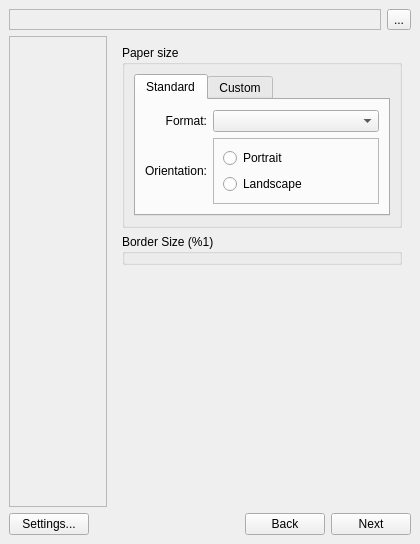
Before: the Qt Designer form PosteRazor/source/posterazor_ui_qt/PosteRazorDialog.ui in aportale/posterazor, drawn with Qt 5.
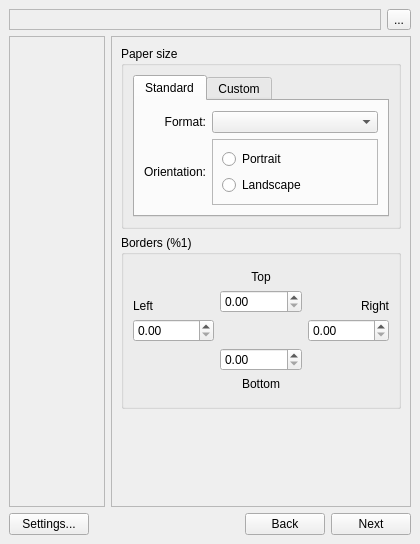
After: the same form once the commit is applied.

```diff
--- a/PosteRazor/source/posterazor_ui_qt/PosteRazorDialog.ui
+++ b/PosteRazor/source/posterazor_ui_qt/PosteRazorDialog.ui
@@ -96,6 +96,12 @@
            <verstretch>0</verstretch>
           </sizepolicy>
          </property>
+         <property name="frameShape" >
+          <enum>QFrame::StyledPanel</enum>
+         </property>
+         <property name="frameShadow" >
+          <enum>QFrame::Sunken</enum>
+         </property>
          <property name="currentIndex" >
           <number>1</number>
          </property>
@@ -222,7 +228,7 @@
               <number>6</number>
              </property>
              <item>
-              <widget class="QGroupBox" name="" >
+              <widget class="QGroupBox" name="groupBox" >
                <property name="title" >
                 <string>Paper size</string>
                </property>
@@ -419,8 +425,169 @@
              <item>
               <widget class="QGroupBox" name="groupBox_3" >
                <property name="title" >
-                <string>Border Size (%1)</string>
+                <string>Borders (%1)</string>
                </property>
+               <layout class="QGridLayout" >
+                <property name="margin" >
+                 <number>9</number>
+                </property>
+                <property name="spacing" >
+                 <number>6</number>
+                </property>
+                <item row="0" column="0" >
+                 <layout class="QGridLayout" >
+                  <property name="margin" >
+                   <number>0</number>
+                  </property>
+                  <property name="spacing" >
+                   <number>6</number>
+                  </property>
+                  <item row="3" column="2" >
+                   <spacer>
+                    <property name="orientation" >
+                     <enum>Qt::Horizontal</enum>
+                    </property>
+                    <property name="sizeHint" >
+                     <size>
+                      <width>40</width>
+                      <height>20</height>
+                     </size>
+                    </property>
+                   </spacer>
+                  </item>
+                  <item row="2" column="0" >
+                   <widget class="QDoubleSpinBox" name="doubleSpinBox_2" />
+                  </item>
+                  <item row="0" column="1" >
+                   <widget class="QLabel" name="" >
+                    <property name="text" >
+                     <string>Top</string>
+                    </property>
+                    <property name="alignment" >
+                     <set>Qt::AlignBottom|Qt::AlignHCenter</set>
+                    </property>
+                   </widget>
+                  </item>
+                  <item row="1" column="1" >
+                   <widget class="QDoubleSpinBox" name="doubleSpinBox" />
+                  </item>
+                  <item row="3" column="0" >
+                   <spacer>
+                    <property name="orientation" >
+                     <enum>Qt::Horizontal</enum>
+                    </property>
+                    <property name="sizeHint" >
+                     <size>
+                      <width>40</width>
+                      <height>20</height>
+                     </size>
+                    </property>
+                   </spacer>
+                  </item>
+                  <item row="1" column="0" >
+                   <widget class="QLabel" name="" >
+                    <property name="text" >
+                     <string>Left</string>
+                    </property>
+                    <property name="alignment" >
+                     <set>Qt::AlignBottom|Qt::AlignLeading|Qt::AlignLeft</set>
+                    </property>
+                   </widget>
+                  </item>
+                  <item row="0" column="2" >
+                   <spacer>
+                    <property name="orientation" >
+                     <enum>Qt::Horizontal</enum>
+                    </property>
+                    <property name="sizeHint" >
+                     <size>
+                      <width>40</width>
+                      <height>20</height>
+                     </size>
+                    </property>
+                   </spacer>
+                  </item>
+                  <item row="3" column="1" >
+                   <widget class="QDoubleSpinBox" name="doubleSpinBox_4" />
+                  </item>
+                  <item row="0" column="0" >
+                   <spacer>
+                    <property name="orientation" >
+                     <enum>Qt::Horizontal</enum>
+                    </property>
+                    <property name="sizeHint" >
+                     <size>
+                      <width>40</width>
+                      <height>20</height>
+                     </size>
+                    </property>
+                   </spacer>
+                  </item>
+                  <item row="2" column="1" >
+                   <spacer>
+                    <property name="orientation" >
+                     <enum>Qt::Horizontal</enum>
+                    </property>
+                    <property name="sizeHint" >
+                     <size>
+                      <width>40</width>
+                      <height>20</height>
+                     </size>
+                    </property>
+                   </spacer>
+                  </item>
+                  <item row="1" column="2" >
+                   <widget class="QLabel" name="" >
+                    <property name="text" >
+                     <string>Right</string>
+                    </property>
+                    <property name="alignment" >
+                     <set>Qt::AlignBottom|Qt::AlignRight|Qt::AlignTrailing</set>
+                    </property>
+                   </widget>
+                  </item>
+                  <item row="2" column="2" >
+                   <widget class="QDoubleSpinBox" name="doubleSpinBox_3" />
+                  </item>
+                  <item row="4" column="0" >
+                   <spacer>
+                    <property name="orientation" >
+                     <enum>Qt::Horizontal</enum>
+                    </property>
+                    <property name="sizeHint" >
+                     <size>
+                      <width>40</width>
+                      <height>20</height>
+                     </size>
+                    </property>
+                   </spacer>
+                  </item>
+                  <item row="4" column="1" >
+                   <widget class="QLabel" name="" >
+                    <property name="text" >
+                     <string>Bottom</string>
+                    </property>
+                    <property name="alignment" >
+                     <set>Qt::AlignHCenter|Qt::AlignTop</set>
+                    </property>
+                   </widget>
+                  </item>
+                  <item row="4" column="2" >
+                   <spacer>
+                    <property name="orientation" >
+                     <enum>Qt::Horizontal</enum>
+                    </property>
+                    <property name="sizeHint" >
+                     <size>
+                      <width>40</width>
+                      <height>20</height>
+                     </size>
+                    </property>
+                   </spacer>
+                  </item>
+                 </layout>
+                </item>
+               </layout>
               </widget>
              </item>
              <item>
```
